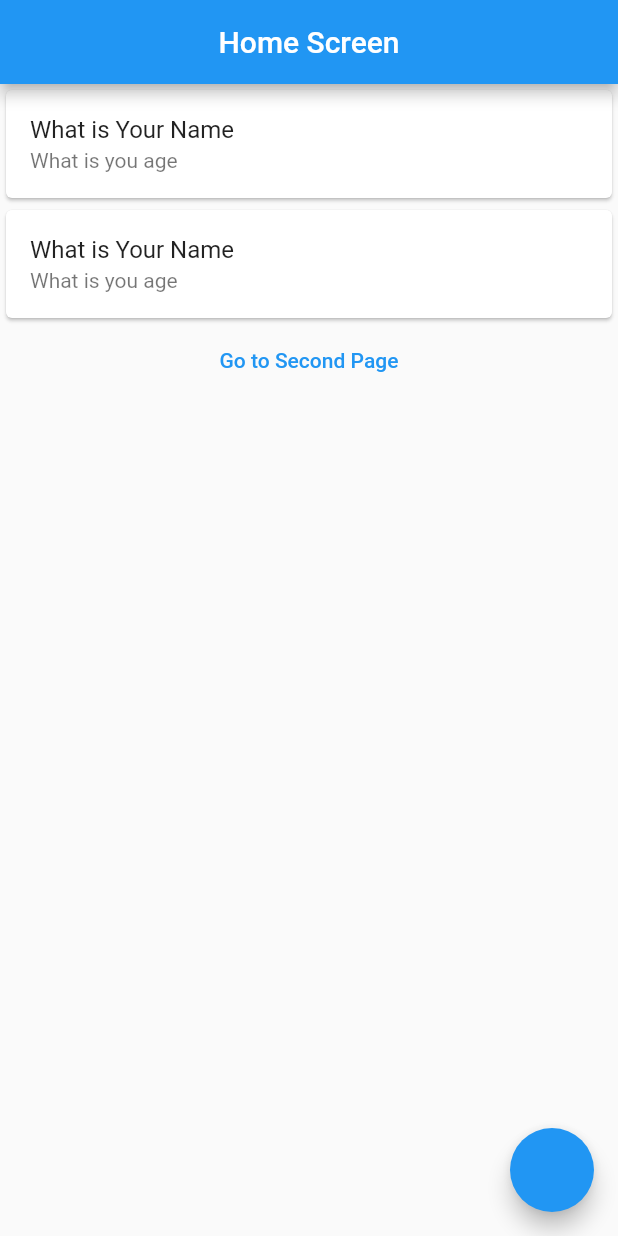
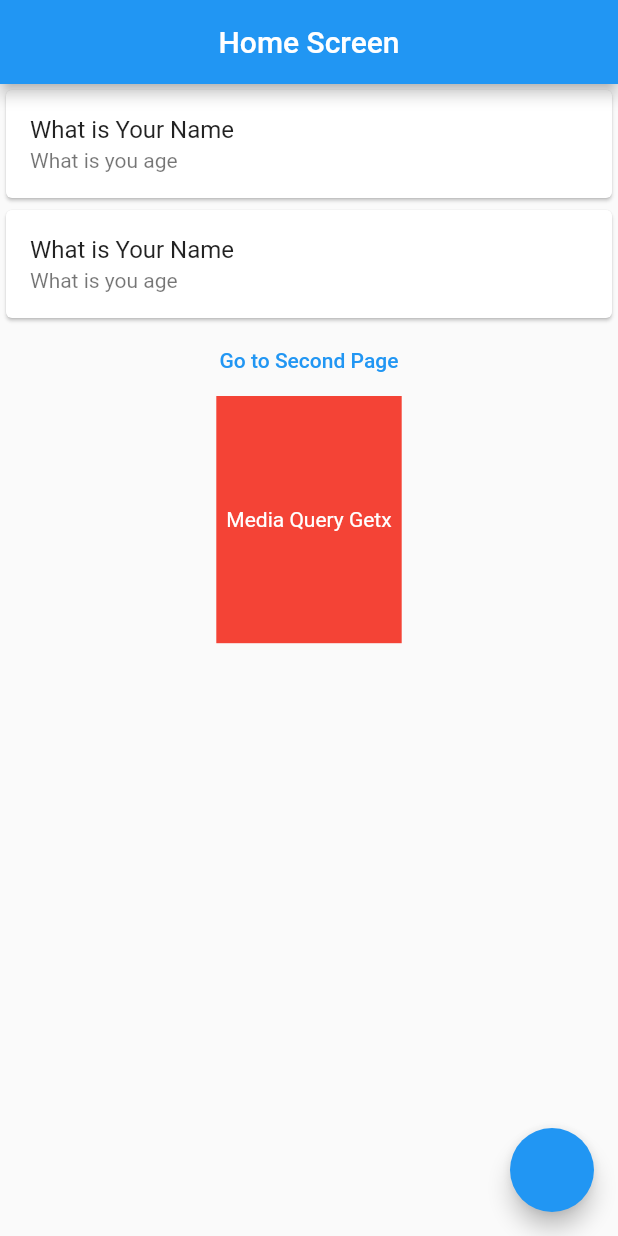
Before and after one commit to Shahabmustafa/Flutter_Getx_Beginner, a Flutter app: the screen it shows after launch, on a phone screen of 412 x 824 dp. Run offline on Flutter 3.47's test engine with Material 2 defaults, Android fonts, the phone set to English and light mode, and no system bars; our stand-ins replace get.

Commit message:
Getx width and height

```diff
--- a/lib/home_screen.dart
+++ b/lib/home_screen.dart
@@ -88,7 +88,12 @@ class _HomeScreenState extends State<HomeScreen> {
               ),
             ],
           ),
-
+          Container(
+            width: Get.width * 0.3,
+            height: Get.height * 0.2,
+            color: Colors.red,
+            child: Center(child: Text('Media Query Getx',style: TextStyle(color: Colors.white),)),
+          ),
         ],
       ),
       floatingActionButton: FloatingActionButton(onPressed: (){
```
